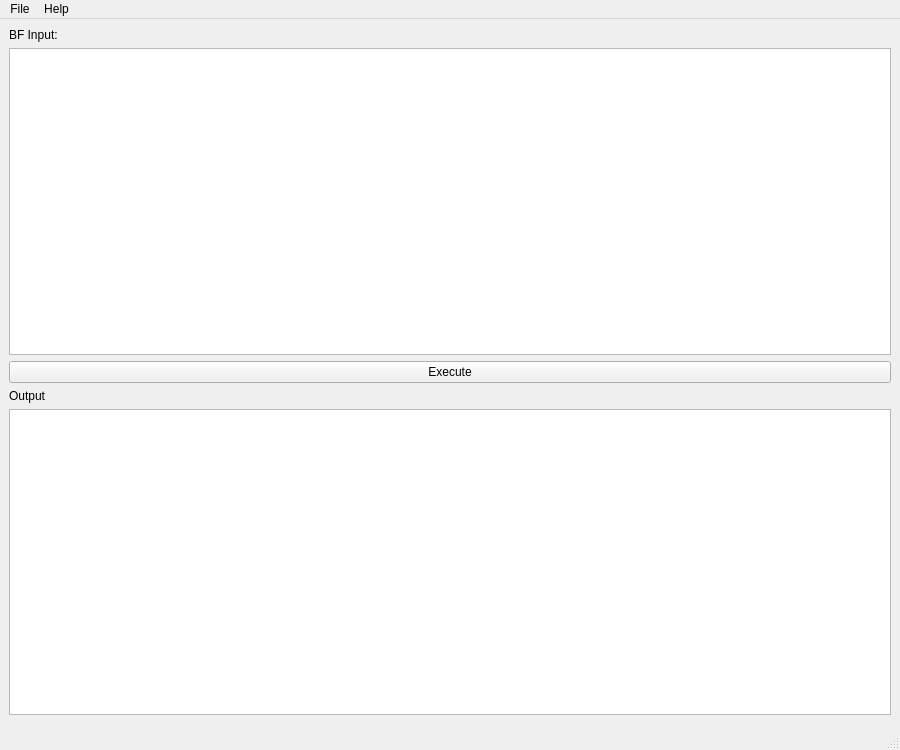
This is src/UIMain.ui in jolange/qt-bfint as Qt 5 draws it before an edit. The edited form follows.
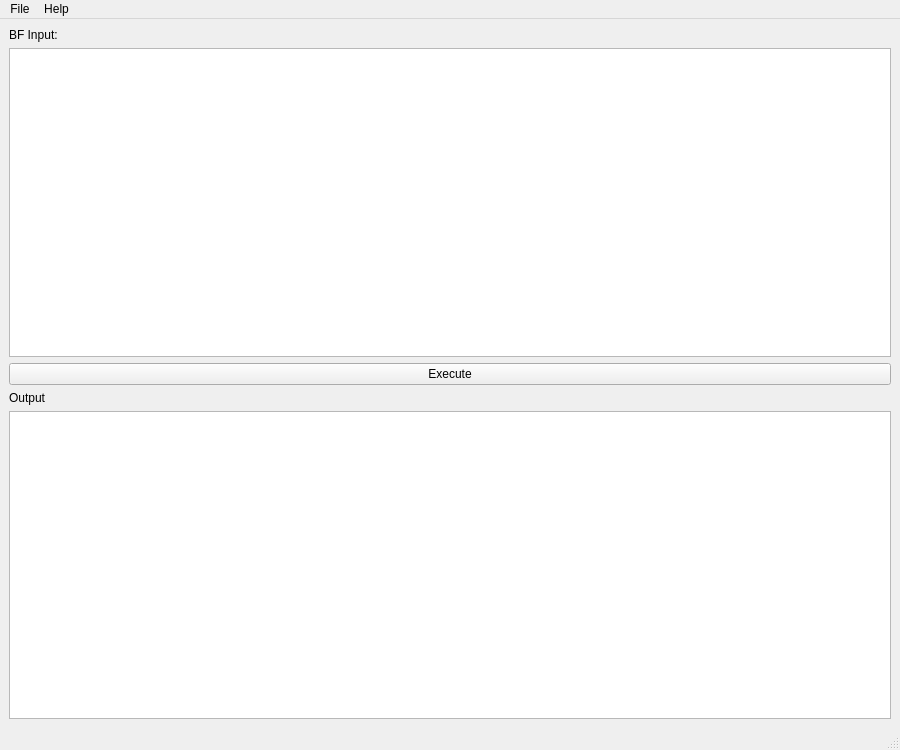
This is the edited form.

Diff of the .ui file:
```diff
--- a/src/UIMain.ui
+++ b/src/UIMain.ui
@@ -28,8 +28,8 @@
    </property>
    <property name="maximumSize">
     <size>
-     <width>900</width>
-     <height>705</height>
+     <width>16777215</width>
+     <height>16777215</height>
     </size>
    </property>
    <layout class="QVBoxLayout" name="verticalLayout">
```
